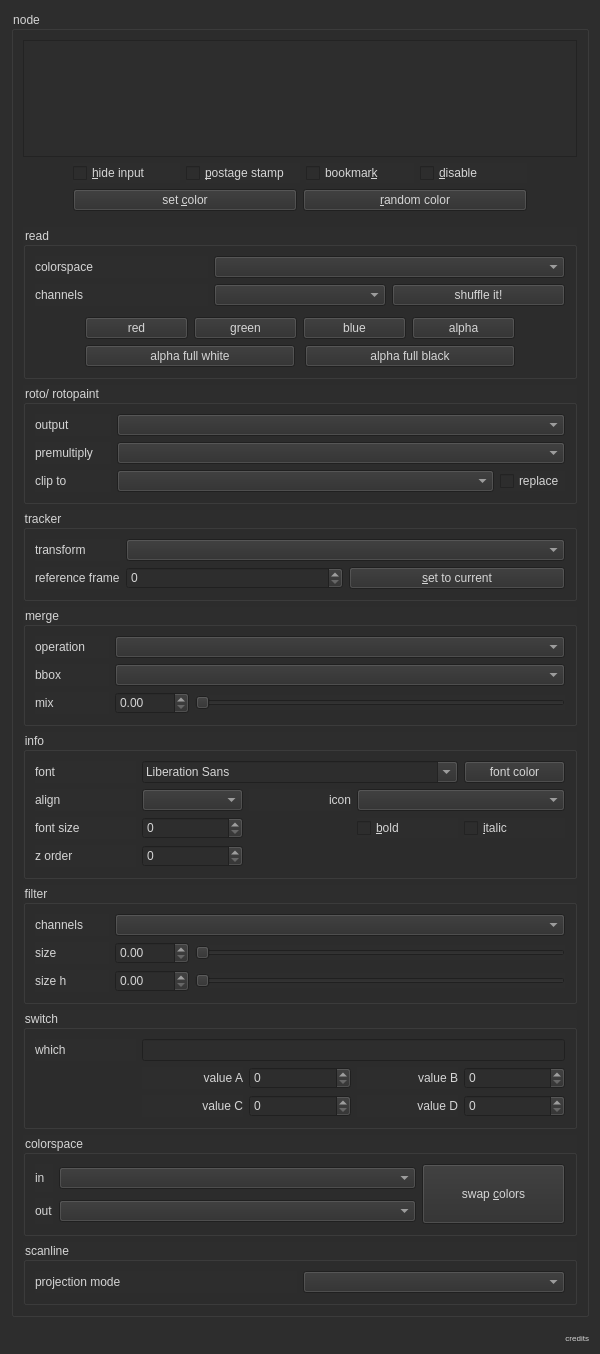
Above: LabelCraft.ui from CequinaVFX/LabelCraft before the change. Below: the same form after it.
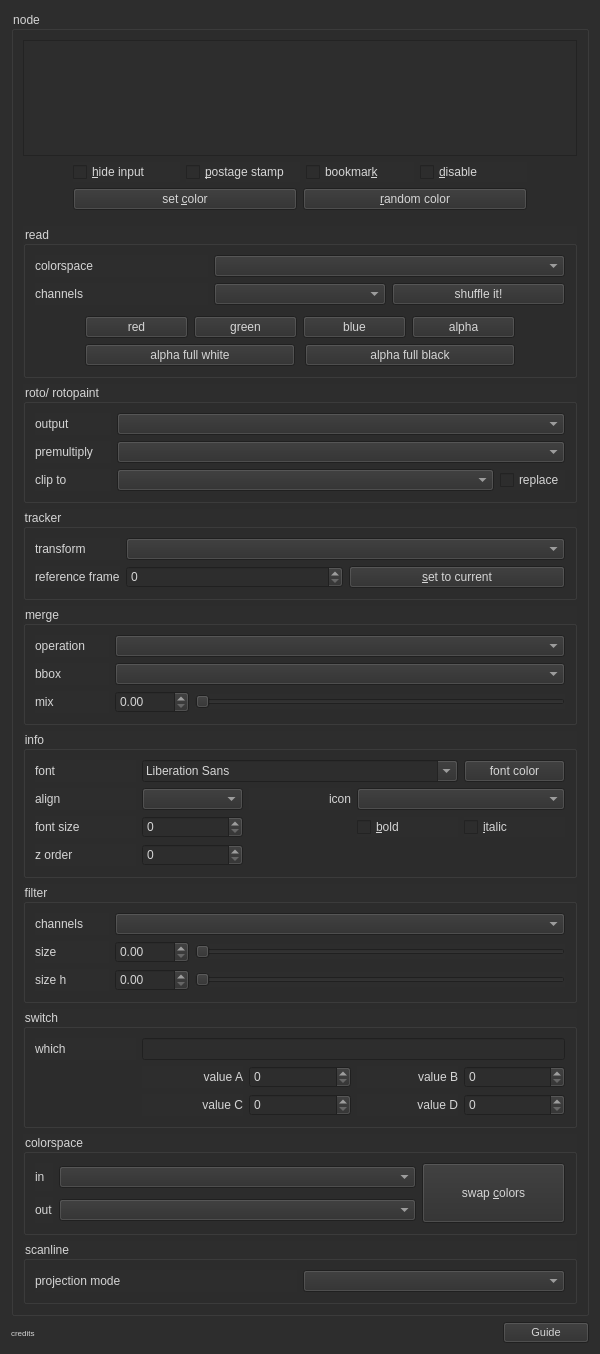
That is the form after the change.

Commit message: FIX weblink for Nuk16+

```diff
--- a/LabelCraft.ui
+++ b/LabelCraft.ui
@@ -825,16 +825,12 @@
      </item>
      <item>
       <layout class="QHBoxLayout" name="horlay_credits">
-       <property name="topMargin">
-        <number>10</number>
-       </property>
        <item>
         <widget class="QLabel" name="lbl_credits">
          <property name="font">
           <font>
            <family>MS Shell Dlg 2</family>
            <pointsize>6</pointsize>
-           <weight>50</weight>
            <italic>false</italic>
            <bold>false</bold>
           </font>
@@ -843,7 +839,25 @@
           <string>credits</string>
          </property>
          <property name="alignment">
-          <set>Qt::AlignRight|Qt::AlignTrailing|Qt::AlignVCenter</set>
+          <set>Qt::AlignmentFlag::AlignLeading|Qt::AlignmentFlag::AlignLeft|Qt::AlignmentFlag::AlignVCenter</set>
+         </property>
+        </widget>
+       </item>
+       <item>
+        <widget class="QPushButton" name="btn_guide">
+         <property name="maximumSize">
+          <size>
+           <width>86</width>
+           <height>24</height>
+          </size>
+         </property>
+         <property name="font">
+          <font>
+           <pointsize>8</pointsize>
+          </font>
+         </property>
+         <property name="text">
+          <string>Guide</string>
          </property>
         </widget>
        </item>
```
Left out of the diff: 18 changed lines with no effect on the pictures. The commit also changes 1 other file.
